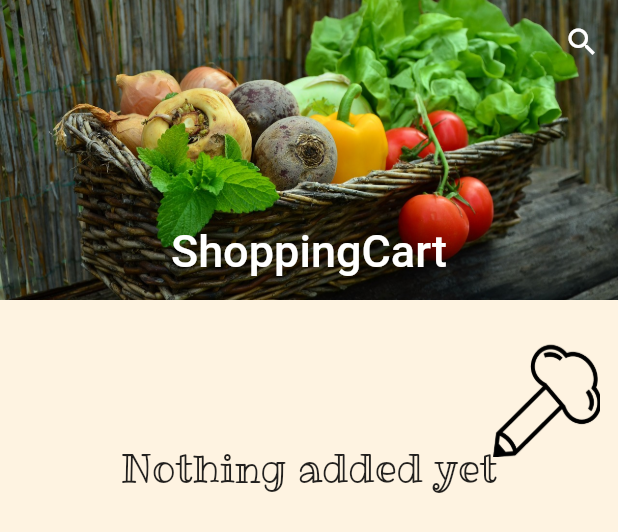
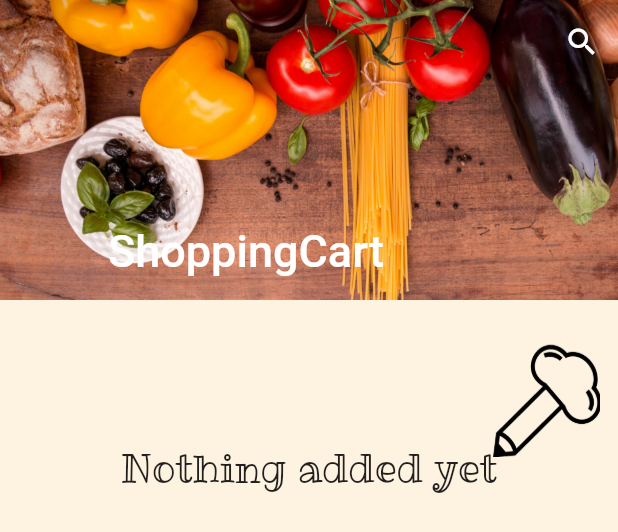
Before and after one commit to DanXCVII/my_recipe_book, a Flutter app: the FancyShoppingCartScreen widget shown alone on an empty page, opened directly, on a phone screen of 412 x 824 dp. Shown: the top 532 px of the screen. Run offline on Flutter 3.47's test engine with Material 2 defaults, Android fonts, the phone set to English and light mode, and no system bars; our stand-ins replace bottom_navy_bar, file_picker, flare_flutter, flutter_image_compress, image_picker, intro_slider and 6 more; missing offline and left inert: flutter_circular_chart, groovin_material_icons, share_extend; accounts and stored records are empty; statements that could not run were skipped.

Commit message:
added differenct assets

```diff
--- a/lib/random_recipe/random_recipe.dart
+++ b/lib/random_recipe/random_recipe.dart
@@ -1,4 +1,5 @@
 import 'package:flutter/material.dart';
+import 'package:my_recipe_book/recipe_overview/recipe_overview.dart';
 import './tinder_card.dart';
 import 'package:my_recipe_book/models/recipe_keeper.dart';
 import 'package:my_recipe_book/random_recipe/recipe_card_big.dart';
@@ -71,7 +72,7 @@ class _SwypingCardsScreenState extends State<SwypingCardsScreen> {
             if (rKeeper.isLoadingSwypeCards) {
               return Center(child: CircularProgressIndicator());
             } else if (rKeeper.swypingCardRecipes.isEmpty) {
-              return Text('noting added yet');
+              return NoRecipeCategory();
             } else {
               return SwypingCards(
                 key: Key(_selectedCategory),
@@ -102,7 +103,6 @@ class SwypingCards extends StatefulWidget {
 class _SwypingCardsState extends State<SwypingCards>
     with TickerProviderStateMixin {
   CardController controller; //Use this to trigger swap.
-
 
   @override
   Widget build(BuildContext context) {
--- a/lib/random_recipe/recipe_card_big.dart
+++ b/lib/random_recipe/recipe_card_big.dart
@@ -49,7 +49,7 @@ class RecipeCardBig extends StatelessWidget {
         },
         child: Container(
           decoration: BoxDecoration(
-              color: getRecipePrimaryColor(recipe.vegetable),
+              color: Theme.of(context).cardColor,
               borderRadius: BorderRadius.circular(10),
               boxShadow: [
                 BoxShadow(
@@ -276,7 +276,7 @@ class RecipeCardBig extends StatelessWidget {
           style: ingredientsStyle,
         ));
       }
-      for (int i = displayAmount.floor() + 1; i < displayAmount; i++) {
+      for (int i = (displayAmount/2).floor(); i < displayAmount; i++) {
         rightIngredientColumn.children
             .add(Text(flatIngredients[i].name, style: ingredientsStyle));
         rightIngredAmountColumn.children.add(Text(
--- a/lib/recipe_overview/add_recipe_screen/sandbox.dart
+++ b/lib/recipe_overview/add_recipe_screen/sandbox.dart
@@ -433,7 +433,7 @@ List<Widget> createDummyCategoryCards() {
   return [
     GridTile(
       child: Image.asset(
-        'images/noodle.jpg',
+        'images/lasagne.jpg',
         fit: BoxFit.cover,
       ),
       footer: GridTileBar(
--- a/lib/recipe_overview/recipe_category_overview/category_gridview.dart
+++ b/lib/recipe_overview/recipe_category_overview/category_gridview.dart
@@ -81,7 +81,7 @@ List<Widget> createDummyCategoryCards() {
   return [
     GridTile(
       child: Image.asset(
-        'images/noodle.jpg',
+        'images/lasagne.jpg',
         fit: BoxFit.cover,
       ),
       footer: GridTileBar(
--- a/lib/recipe_overview/recipe_screen.dart
+++ b/lib/recipe_overview/recipe_screen.dart
@@ -346,7 +346,7 @@ class RecipeScreen extends StatelessWidget {
   }
 
   String getRecipeAsString(Recipe recipe) {
-    String recipeText = 'Recipename: ${recipe.name}\n'
+    String recipeText = 'recipename: ${recipe.name}\n'
         '====================\n'
         'preperation Time: ${recipe.preperationTime} min\n'
         'cooking Time: ${recipe.cookingTime} min\n'
@@ -369,7 +369,8 @@ class RecipeScreen extends StatelessWidget {
       recipeText += '$i. $step\n';
       i++;
     }
-    if (recipe.notes != null) {
+    print('-'+recipe.notes+'-');
+    if (recipe.notes != null && recipe.notes != '') {
       recipeText += '====================\n';
       recipeText += 'notes: ' + recipe.notes;
     }
--- a/lib/shopping_cart/shopping_cart_fancy.dart
+++ b/lib/shopping_cart/shopping_cart_fancy.dart
@@ -33,10 +33,10 @@ class FancyShoppingCartScreen extends StatelessWidget {
         floating: false,
         pinned: true,
         flexibleSpace: FlexibleSpaceBar(
-          centerTitle: true,
+          centerTitle: false,
           title: Text('ShoppingCart'),
           background:
-              Image.asset('images/shopping_basket.jpg', fit: BoxFit.cover),
+              Image.asset('images/cuisine.jpg', fit: BoxFit.cover),
         ),
       ),
       SliverPadding(
@@ -56,10 +56,7 @@ class FancyShoppingCartScreen extends StatelessWidget {
     var shoppingCart = scKeeper.shoppingCart;
     if (shoppingCart['summary'].isEmpty) {
       return [
-        Container(
-          height: MediaQuery.of(context).size.height,
-          child: displayNothingAdded(context),
-        )
+        displayNothingAdded(context),
       ];
     }
     return recipes.map((recipeName) {
@@ -92,7 +89,9 @@ class FancyShoppingCartScreen extends StatelessWidget {
   }
 
   Widget displayNothingAdded(BuildContext context) {
-    return Stack(
+    return Container(
+      height: 400,
+      child: Stack(
         children: <Widget>[
           Container(
               height: 200,
@@ -113,8 +112,11 @@ class FancyShoppingCartScreen extends StatelessWidget {
                     ? 'images/cookingPen.png'
                     : 'images/darkCookingPen.png',
                 height: 75,
-                )))
+              ),
+            ),
+          )
         ],
+      ),
     );
   }
 
--- a/pubspec.yaml
+++ b/pubspec.yaml
@@ -70,7 +70,7 @@ flutter:
 
   # To add assets to your application, add an assets section, like this:
   assets:
-   - images/noodle.jpg
+   - images/lasagne.jpg
    - images/meat.jpg
    - images/salat.jpg
    - images/vegetables.jpg
@@ -108,7 +108,7 @@ flutter:
    - images/dices.png
    - images/spielfigur.png
    - images/letter.png
-   - images/shopping_basket.jpg
+   - images/cuisine.jpg
    - images/postbox.png
 
    - animations/writing_pen.flr
```
Also changed, not shown: lib/recipe_overview/recipe_category_overview/r_category_overview.dart (+11 -7 lines), lib/settings/settings_screen.dart (+2 -22 lines), images/cuisine.jpg (added), images/lasagne.jpg (added), images/meat.jpg, images/meat1.jpg (deleted), images/meat2.jpg (deleted), images/meat3.jpg (deleted), images/noodle.jpg (deleted), images/rice.jpg, images/salat.jpg, images/vegetables.jpg, 3 other files. Lines whose indentation alone changed are shown as unchanged.
